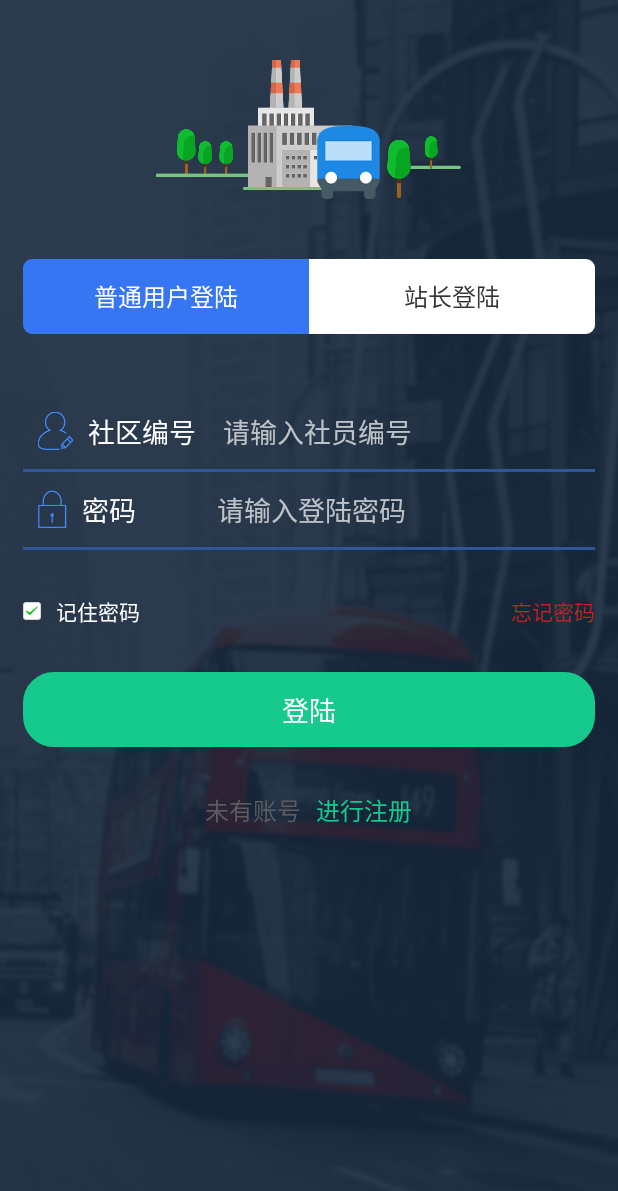
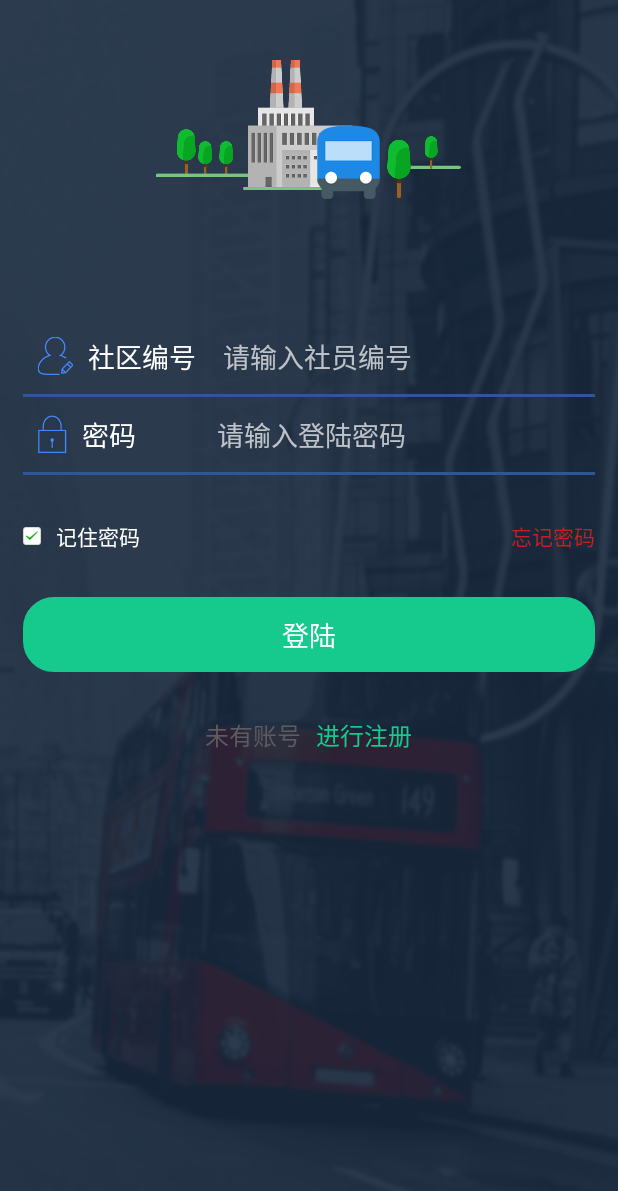
Before and after one commit to icemusky/varnish, an Android app: the LoginActivity screen opened directly, with no data from a screen before it, on a phone screen of 412 x 824 dp. Shown: the top 1191 px of the screen. Run offline under Robolectric (Android 15) with nearby library versions, the phone set to English and light mode, and no system bars.

Commit message:
修改登录界面

```diff
--- a/app/src/main/java/eric/cn/com/varnish/activity/LoginActivity.java
+++ b/app/src/main/java/eric/cn/com/varnish/activity/LoginActivity.java
@@ -19,8 +19,7 @@ import eric.cn.com.varnish.R;
  */
 
 public class LoginActivity extends AppCompatActivity implements View.OnClickListener {
-    private LinearLayout ll_login_left;
-    private LinearLayout ll_login_right;
+
     private EditText et_name;
     private EditText et_pwd;
     private CheckBox cb_checkbox;
@@ -28,9 +27,6 @@ public class LoginActivity extends AppCompatActivity implements View.OnClickList
     private LinearLayout ll_submit;
     private TextView tv_register;
 
-    private boolean isLogin;
-    private TextView tv_login_left;
-    private TextView tv_login_right;
 
     @Override
     protected void onCreate(@Nullable Bundle savedInstanceState) {
@@ -40,19 +36,12 @@ public class LoginActivity extends AppCompatActivity implements View.OnClickList
     }
 
     private void initView() {
-        ll_login_left = (LinearLayout) findViewById(R.id.ll_login_left);
-        ll_login_right = (LinearLayout) findViewById(R.id.ll_login_right);
         et_name = (EditText) findViewById(R.id.et_name);
         et_pwd = (EditText) findViewById(R.id.et_pwd);
         cb_checkbox = (CheckBox) findViewById(R.id.cb_checkbox);
         tv_pwd = (TextView) findViewById(R.id.tv_pwd);
         ll_submit = (LinearLayout) findViewById(R.id.ll_submit);
         tv_register = (TextView) findViewById(R.id.tv_register);
-        tv_login_left = (TextView) findViewById(R.id.tv_login_left);
-        tv_login_right = (TextView) findViewById(R.id.tv_login_right);
-
-        ll_login_left.setOnClickListener(this);
-        ll_login_right.setOnClickListener(this);
         ll_submit.setOnClickListener(this);
         tv_register.setOnClickListener(this);
         tv_pwd.setOnClickListener(this);
@@ -62,16 +51,6 @@ public class LoginActivity extends AppCompatActivity implements View.OnClickList
     @Override
     public void onClick(View v) {
         switch (v.getId()) {
-            case R.id.ll_login_left:
-                //普通会员切换
-                isLogin = false;
-                showStyle(isLogin);
-                break;
-            case R.id.ll_login_right:
-                //车长切换
-                isLogin = true;
-                showStyle(isLogin);
-                break;
             case R.id.ll_submit:
                 //登陆
                 startActivity(new Intent(LoginActivity.this,MainActivity.class));
@@ -87,17 +66,4 @@ public class LoginActivity extends AppCompatActivity implements View.OnClickList
         }
     }
 
-    private void showStyle(boolean type) {
-        if (type == false) {
-            ll_login_left.setBackground(getResources().getDrawable(R.drawable.btn_left_blue_shape));
-            ll_login_right.setBackground(getResources().getDrawable(R.drawable.btn_right_white_shape));
-            tv_login_left.setTextColor(getResources().getColor(R.color.white));
-            tv_login_right.setTextColor(getResources().getColor(R.color.grey_color1));
-        } else if (type == true) {
-            ll_login_left.setBackground(getResources().getDrawable(R.drawable.btn_left_white_shape));
-            ll_login_right.setBackground(getResources().getDrawable(R.drawable.btn_right_blue_shape));
-            tv_login_left.setTextColor(getResources().getColor(R.color.grey_color1));
-            tv_login_right.setTextColor(getResources().getColor(R.color.white));
-        }
-    }
 }
--- a/app/src/main/res/layout/activity_login.xml
+++ b/app/src/main/res/layout/activity_login.xml
@@ -18,46 +18,7 @@
             android:src="@mipmap/login_icon" />
     </LinearLayout>
 
-    <LinearLayout
-        android:layout_width="match_parent"
-        android:layout_height="50dp"
-        android:layout_marginLeft="15dp"
-        android:layout_marginRight="15dp">
 
-        <LinearLayout
-            android:id="@+id/ll_login_left"
-            android:layout_width="0dp"
-            android:layout_height="match_parent"
-            android:layout_weight="1"
-            android:background="@drawable/btn_left_blue_shape"
-            android:gravity="center">
-
-            <TextView
-                android:id="@+id/tv_login_left"
-                android:layout_width="wrap_content"
-                android:layout_height="wrap_content"
-                android:text="普通用户登陆"
-                android:textColor="@color/white"
-                android:textSize="16sp" />
-        </LinearLayout>
-
-        <LinearLayout
-            android:id="@+id/ll_login_right"
-            android:layout_width="0dp"
-            android:layout_height="match_parent"
-            android:layout_weight="1"
-            android:background="@drawable/btn_right_white_shape"
-            android:gravity="center">
-
-            <TextView
-                android:id="@+id/tv_login_right"
-                android:layout_width="wrap_content"
-                android:layout_height="wrap_content"
-                android:text="站长登陆"
-                android:textColor="@color/grey_color1"
-                android:textSize="16sp" />
-        </LinearLayout>
-    </LinearLayout>
 
     <LinearLayout
         android:layout_width="match_parent"
```
